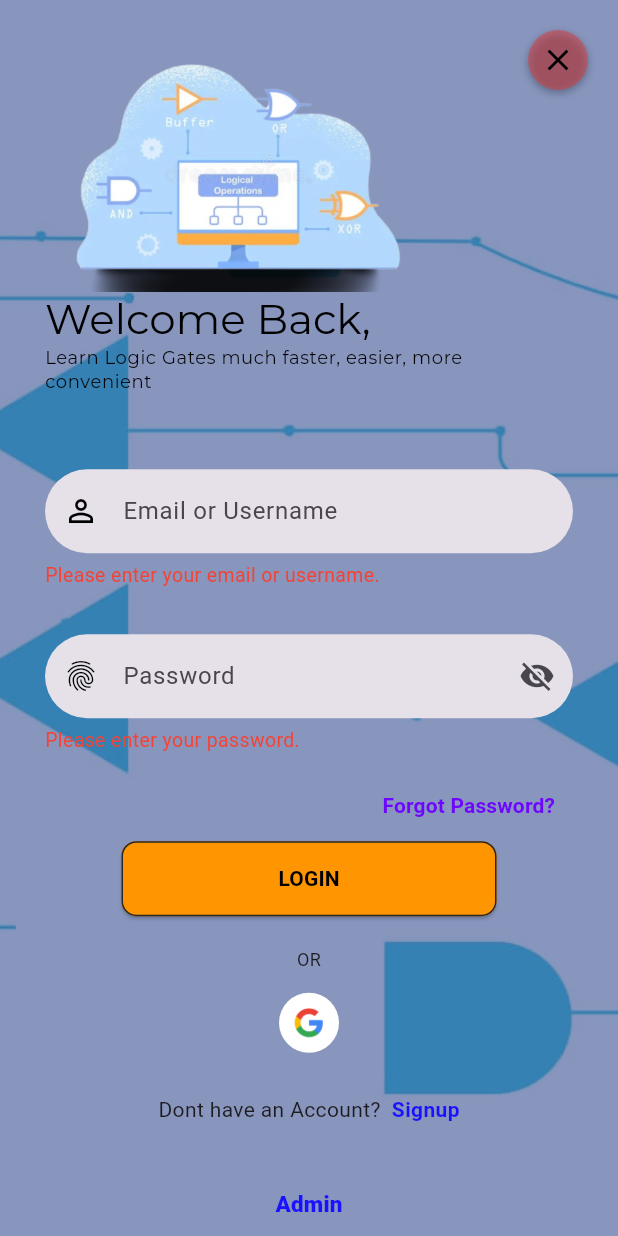
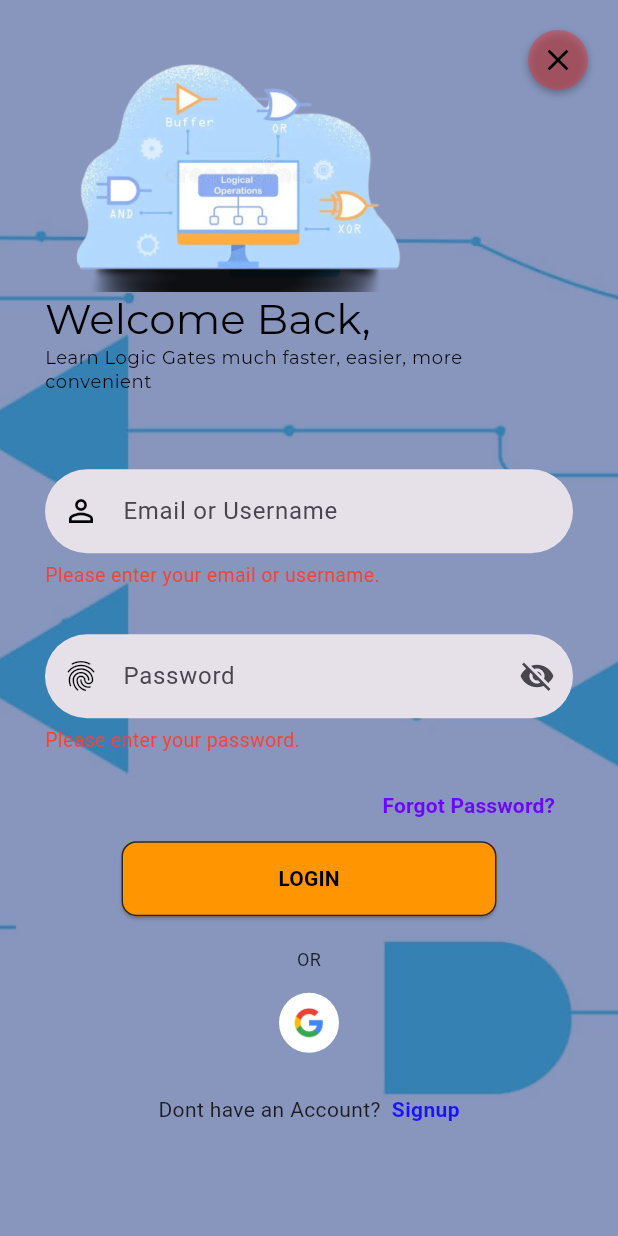
Before and after one commit to BernardPeraz/LOGIXPLORE, a Flutter app: the MobileLoginScreen screen opened directly, after a tap on "LOGIN", on a phone screen of 412 x 824 dp. Run offline on Flutter 3.47's test engine with Material 3 defaults, Android fonts, the phone set to English and light mode, and no system bars; our stand-ins replace cloud_firestore, confetti, file_picker, firebase_auth, firebase_core, flutter_otp_text_field and 7 more; accounts and stored records are empty.

Commit message:
removed admin login

```diff
--- a/lib/src/features/authentication/screens/login/login_footer_widget.dart
+++ b/lib/src/features/authentication/screens/login/login_footer_widget.dart
@@ -204,19 +204,6 @@ class _LoginFooterWidgetState extends State<LoginFooterWidget> {
           ),
         ),
         SizedBox(height: 15),
-        TextButton(
-          onPressed: () {
-            _showFullScreenLoadingAndGoToAdmin(context);
-          },
-          child: const Text(
-            'Admin',
-            style: TextStyle(
-              color: Color.fromARGB(255, 25, 17, 255),
-              fontSize: 15,
-              fontWeight: FontWeight.w900,
-            ),
-          ),
-        ),
       ],
     );
   }
--- a/lib/src/features/authentication/screens/login/login_form_widget.dart
+++ b/lib/src/features/authentication/screens/login/login_form_widget.dart
@@ -5,6 +5,7 @@ import 'package:studydesign2zzdatabaseplaylist/src/constants/sizes.dart';
 import 'package:studydesign2zzdatabaseplaylist/src/features/authentication/controllers/signup_controller.dart';
 import 'package:studydesign2zzdatabaseplaylist/src/features/authentication/screens/forget_password/forget_password_mail/forget_password_mail.dart';
 import 'package:studydesign2zzdatabaseplaylist/src/features/authentication/screens/login/adminlogin/global.dart';
+import 'package:studydesign2zzdatabaseplaylist/src/features/core/screens/dashboard/admindashboard/admindashboard.dart';
 import 'package:studydesign2zzdatabaseplaylist/src/features/core/screens/dashboard/dashboard.dart';
 import 'package:firebase_auth/firebase_auth.dart';
 import 'package:cloud_firestore/cloud_firestore.dart';
@@ -43,14 +44,18 @@ class _LoginFormState extends State<LoginForm> {
         if (input.isEmpty) {
           _emailError = "Please enter your email or username.";
         }
-        if (password.isEmpty) _passwordError = "Please enter your password.";
+        if (password.isEmpty) {
+          _passwordError = "Please enter your password.";
+        }
       });
 
       Future.delayed(const Duration(seconds: 3), () {
-        setState(() {
-          _emailError = null;
-          _passwordError = null;
-        });
+        if (mounted) {
+          setState(() {
+            _emailError = null;
+            _passwordError = null;
+          });
+        }
       });
       return;
     }
@@ -76,46 +81,34 @@ class _LoginFormState extends State<LoginForm> {
             message: 'Username not found',
           );
         }
+
         email = snapshot.docs.first['Email'];
       }
 
       await _auth.signInWithEmailAndPassword(email: email!, password: password);
 
-      //BLOCK ADMIN FROM SIGNING IN HERE
+      // CHECK IF ADMIN
       final uid = _auth.currentUser!.uid;
+
       final adminDoc = await FirebaseFirestore.instance
           .collection('admin1')
           .doc(uid)
           .get();
 
-      if (adminDoc.exists && adminDoc.data()?['role'] == 'Admin') {
-        // This is an admin account → block login
+      if (adminDoc.exists) {
+        isAdminLogin = true;
 
         setState(() {
           _isLoading = false;
-          _emailError = "Admin accounts cannot sign in here.";
         });
 
-        Future.delayed(const Duration(seconds: 2), () {
-          if (mounted) {
-            setState(() {
-              _emailError = null;
-            });
-          }
-        });
+        Get.off(() => const Admindashboard());
+        return;
+      }
 
-        return; // ← STOP LOGIN, DO NOT CONTINUE
-      }
-      /*
-      final providers = _auth.currentUser!.providerData;
-      if (!providers.any((p) => p.providerId == 'google.com')) {
-        await AuthService().linkGoogleAccount();
-      }*/
-      // If success go to dashboard
-      await FirebaseFirestore.instance.collection('users').doc(uid).update({
-        'Created At': Timestamp.now(),
-      });
+      // NORMAL USER
       isAdminLogin = false;
+
       setState(() {
         _isLoading = false;
       });
```
